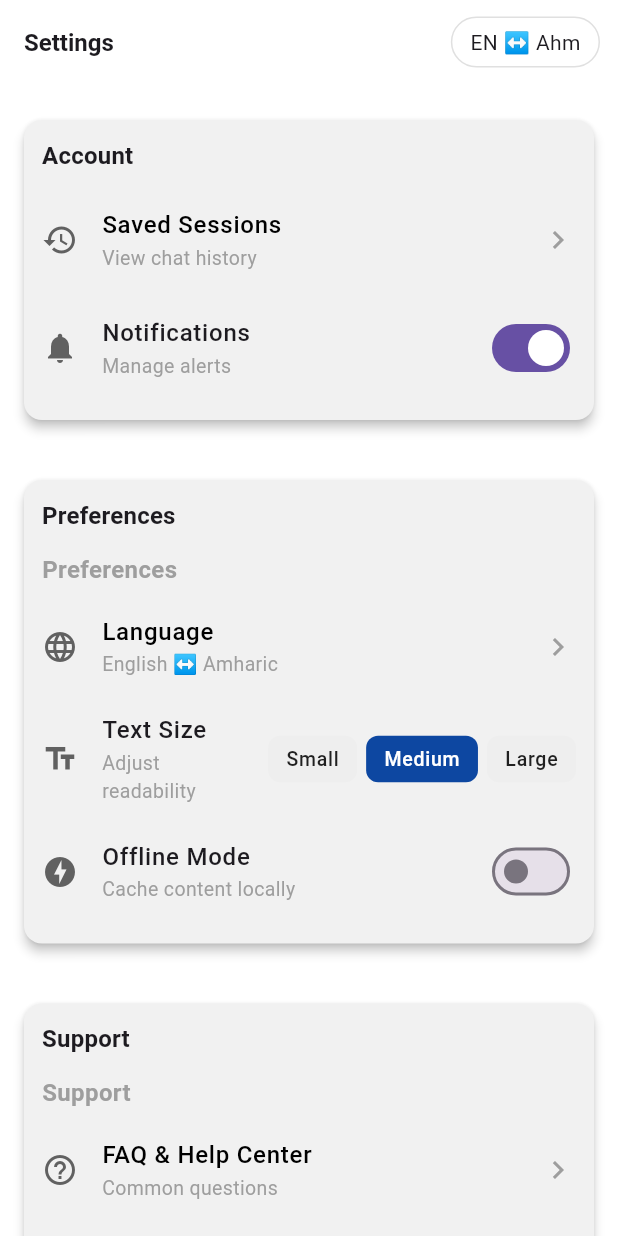
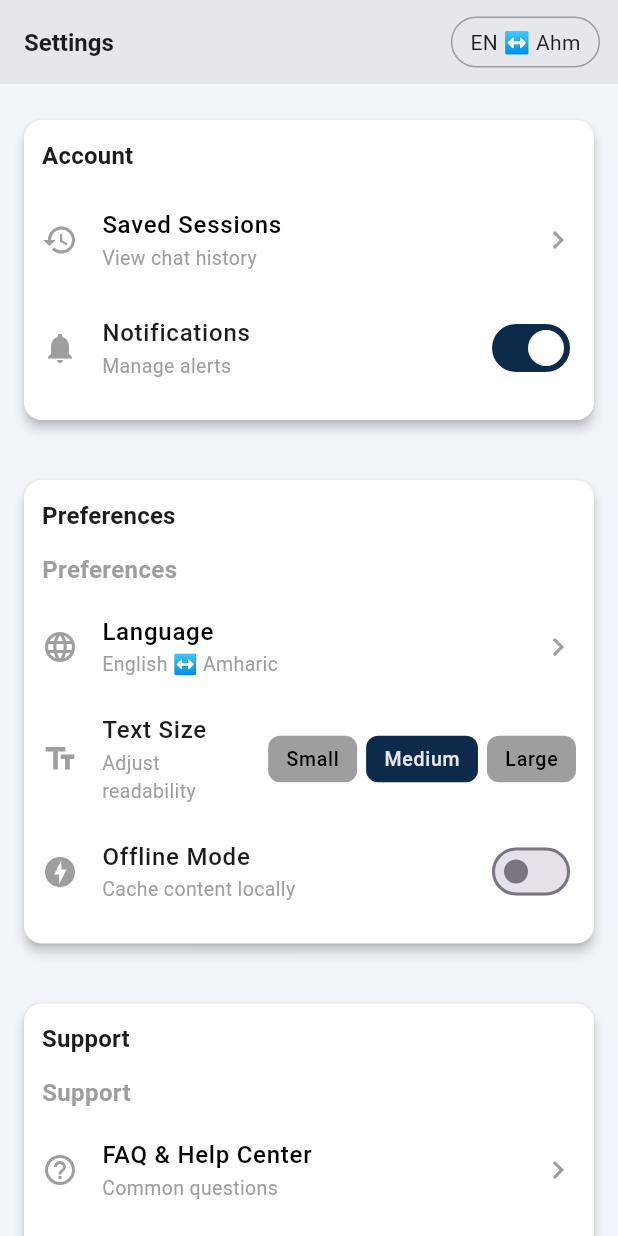
Before and after one commit to RemedyMate/remedymate-mobile, a Flutter app: the screen it shows after launch, on a phone screen of 412 x 824 dp. Run offline on Flutter 3.47's test engine with Material 3 defaults, Android fonts, the phone set to English and light mode, and no system bars; our stand-ins replace bloc, dartz, equatable, flutter_bloc, get_it, internet_connection_checker.

Commit message:
use color from core/constants

```diff
--- a/lib/core/constants/app_colors.dart
+++ b/lib/core/constants/app_colors.dart
@@ -10,4 +10,6 @@ class AppColors {
   static const Color drawerTextColor = Color(0xFF4B5563);
   static const Color tileBackground = Color(0xFFFFFFFF);
   static const Color appBarColor = Color(0xFFE5E7EB);
+  static const Color border = Colors.grey;
+  static const Color black = Colors.black;
 }
--- a/lib/core/l10n/arb/app_localizations.dart
+++ b/lib/core/l10n/arb/app_localizations.dart
@@ -97,6 +97,192 @@ abstract class AppLocalizations {
     Locale('am'),
     Locale('en'),
   ];
+
+  /// No description provided for @settings.
+  ///
+  /// In en, this message translates to:
+  /// **'Settings'**
+  String get settings;
+
+  /// No description provided for @guestUser.
+  ///
+  /// In en, this message translates to:
+  /// **'Guest User'**
+  String get guestUser;
+
+  /// No description provided for @anonymousSession.
+  ///
+  /// In en, this message translates to:
+  /// **'Anonymous Session'**
+  String get anonymousSession;
+
+  /// No description provided for @editProfile.
+  ///
+  /// In en, this message translates to:
+  /// **'Edit Profile'**
+  String get editProfile;
+
+  /// No description provided for @account.
+  ///
+  /// In en, this message translates to:
+  /// **'Account'**
+  String get account;
+
+  /// No description provided for @manageProfile.
+  ///
+  /// In en, this message translates to:
+  /// **'Manage Profile'**
+  String get manageProfile;
+
+  /// No description provided for @manageProfileSubtitle.
+  ///
+  /// In en, this message translates to:
+  /// **'Update your information'**
+  String get manageProfileSubtitle;
+
+  /// No description provided for @savedSessions.
+  ///
+  /// In en, this message translates to:
+  /// **'Saved Sessions'**
+  String get savedSessions;
+
+  /// No description provided for @savedSessionsSubtitle.
+  ///
+  /// In en, this message translates to:
+  /// **'View chat history'**
+  String get savedSessionsSubtitle;
+
+  /// No description provided for @notifications.
+  ///
+  /// In en, this message translates to:
+  /// **'Notifications'**
+  String get notifications;
+
+  /// No description provided for @notificationsSubtitle.
+  ///
+  /// In en, this message translates to:
+  /// **'Manage alerts'**
+  String get notificationsSubtitle;
+
+  /// No description provided for @preferences.
+  ///
+  /// In en, this message translates to:
+  /// **'Preferences'**
+  String get preferences;
+
+  /// No description provided for @language.
+  ///
+  /// In en, this message translates to:
+  /// **'Language'**
+  String get language;
+
+  /// No description provided for @languageSubtitle.
+  ///
+  /// In en, this message translates to:
+  /// **'English ↔ Amharic'**
+  String get languageSubtitle;
+
+  /// No description provided for @textSize.
+  ///
+  /// In en, this message translates to:
+  /// **'Text Size'**
+  String get textSize;
+
+  /// No description provided for @textSizeSubtitle.
+  ///
+  /// In en, this message translates to:
+  /// **'Adjust readability'**
+  String get textSizeSubtitle;
+
+  /// No description provided for @offlineMode.
+  ///
+  /// In en, this message translates to:
+  /// **'Offline Mode'**
+  String get offlineMode;
+
+  /// No description provided for @offlineModeSubtitle.
+  ///
+  /// In en, this message translates to:
+  /// **'Cache content locally'**
+  String get offlineModeSubtitle;
+
+  /// No description provided for @support.
+  ///
+  /// In en, this message translates to:
+  /// **'Support'**
+  String get support;
+
+  /// No description provided for @faq.
+  ///
+  /// In en, this message translates to:
+  /// **'FAQ & Help Center'**
+  String get faq;
+
+  /// No description provided for @faqSubtitle.
+  ///
+  /// In en, this message translates to:
+  /// **'Common questions'**
+  String get faqSubtitle;
+
+  /// No description provided for @contactSupport.
+  ///
+  /// In en, this message translates to:
+  /// **'Contact Support'**
+  String get contactSupport;
+
+  /// No description provided for @contactSupportSubtitle.
+  ///
+  /// In en, this message translates to:
+  /// **'Get help from our team'**
+  String get contactSupportSubtitle;
+
+  /// No description provided for @emergencyHelp.
+  ///
+  /// In en, this message translates to:
+  /// **'Emergency Help'**
+  String get emergencyHelp;
+
+  /// No description provided for @emergencyHelpSubtitle.
+  ///
+  /// In en, this message translates to:
+  /// **'Urgent assistance'**
+  String get emergencyHelpSubtitle;
+
+  /// No description provided for @about.
+  ///
+  /// In en, this message translates to:
+  /// **'About'**
+  String get about;
+
+  /// No description provided for @terms.
+  ///
+  /// In en, this message translates to:
+  /// **'Terms & Privacy Policy'**
+  String get terms;
+
+  /// No description provided for @termsSubtitle.
+  ///
+  /// In en, this message translates to:
+  /// **'Legal information'**
+  String get termsSubtitle;
+
+  /// No description provided for @versionInfo.
+  ///
+  /// In en, this message translates to:
+  /// **'Version Info'**
+  String get versionInfo;
+
+  /// No description provided for @versionInfoSubtitle.
+  ///
+  /// In en, this message translates to:
+  /// **'RemedyMate v2.1.0'**
+  String get versionInfoSubtitle;
+
+  /// No description provided for @signOut.
+  ///
+  /// In en, this message translates to:
+  /// **'Sign Out'**
+  String get signOut;
 }
 
 class _AppLocalizationsDelegate
--- a/lib/features/onboarding/pages/setting_page.dart
+++ b/lib/features/onboarding/pages/setting_page.dart
@@ -1,8 +1,10 @@
 import 'package:flutter/material.dart';
+import '../../../core/constants/app_colors.dart';
+import '../../../core/l10n/arb/app_localizations.dart';
 
-import '../../../generated/app_localizations.dart';
 import '../widgets/section_card.dart';
 import '../widgets/section_tiles.dart';
+
 class SettingPage extends StatefulWidget {
   final void Function(Locale) onLocaleChanged;
 
@@ -15,8 +17,8 @@ class SettingPage extends StatefulWidget {
 class _SettingPageState extends State<SettingPage> {
   bool notificationsOn = true;
   bool offlineModeOn = false;
-  String textSize = "Medium";
-  String language = "EN ↔ Ahm";
+  String textSize = 'Medium';
+  String language = 'EN ↔ Ahm';
 
   @override
   void initState() {
@@ -28,11 +30,11 @@ class _SettingPageState extends State<SettingPage> {
   // Get font size based on textSize
   double getFontSize() {
     switch (textSize) {
-      case "Small":
+      case 'Small':
         return 12;
-      case "Medium":
+      case 'Medium':
         return 16;
-      case "Large":
+      case 'Large':
         return 20;
       default:
         return 16;
@@ -42,31 +44,31 @@ class _SettingPageState extends State<SettingPage> {
   // Toggle language
   void toggleLanguage() {
     setState(() {
-      if (language == "EN ↔ Ahm") {
-        language = "Ahm ↔ EN";
+      if (language == 'EN ↔ Ahm') {
+        language = 'Ahm ↔ EN';
         widget.onLocaleChanged(const Locale('am'));
       } else {
-        language = "EN ↔ Ahm";
+        language = 'EN ↔ Ahm';
         widget.onLocaleChanged(const Locale('en'));
       }
     });
-    debugPrint("Language toggled: $language");
+    debugPrint('Language toggled: $language');
   }
 
   @override
   Widget build(BuildContext context) {
     return Scaffold(
-      backgroundColor: Colors.white,
+      backgroundColor: AppColors.background,
       appBar: AppBar(
         title: Text(
-          S.of(context)!.settings,
+          AppLocalizations.of(context)!.settings,
           style: TextStyle(
             fontWeight: FontWeight.bold,
             fontSize: getFontSize(),
           ),
         ),
         centerTitle: false,
-        backgroundColor: Colors.white,
+        backgroundColor: AppColors.appBarColor,
         elevation: 0,
         actions: [
           GestureDetector(
@@ -75,10 +77,13 @@ class _SettingPageState extends State<SettingPage> {
               padding: const EdgeInsets.symmetric(horizontal: 12, vertical: 6),
               margin: const EdgeInsets.only(right: 12, top: 8, bottom: 8),
               decoration: BoxDecoration(
-                border: Border.all(color: Colors.grey.shade300),
+                border: Border.all(color: AppColors.border),
                 borderRadius: BorderRadius.circular(20),
               ),
-              child: Text(language, style: TextStyle(fontSize: getFontSize() - 2)),
+              child: Text(
+                language,
+                style: TextStyle(fontSize: getFontSize() - 2),
+              ),
             ),
           ),
         ],
@@ -101,18 +106,18 @@ class _SettingPageState extends State<SettingPage> {
 
   SectionCard _buildAccountSection(BuildContext context) {
     return SectionCard(
-      title: S.of(context)!.account,
+      title: AppLocalizations.of(context)!.account,
       children: [
         buildTile(
           Icons.history,
-          S.of(context)!.savedSessions,
-          S.of(context)!.savedSessionsSubtitle,
+          AppLocalizations.of(context)!.savedSessions,
+          AppLocalizations.of(context)!.savedSessionsSubtitle,
           textStyle: TextStyle(fontSize: getFontSize()),
         ),
         switchTile(
           Icons.notifications,
-          S.of(context)!.notifications,
-          S.of(context)!.notificationsSubtitle,
+          AppLocalizations.of(context)!.notifications,
+          AppLocalizations.of(context)!.notificationsSubtitle,
           notificationsOn,
           (val) => setState(() => notificationsOn = val),
           fontSize: getFontSize(),
@@ -123,13 +128,13 @@ class _SettingPageState extends State<SettingPage> {
 
   SectionCard _buildPreferencesSection(BuildContext context) {
     return SectionCard(
-      title: S.of(context)!.preferences,
+      title: AppLocalizations.of(context)!.preferences,
       children: [
-        sectionTitle(S.of(context)!.preferences, getFontSize()),
+        sectionTitle(AppLocalizations.of(context)!.preferences, getFontSize()),
         buildTile(
           Icons.language,
-          S.of(context)!.language,
-          S.of(context)!.languageSubtitle,
+          AppLocalizations.of(context)!.language,
+          AppLocalizations.of(context)!.languageSubtitle,
           textStyle: TextStyle(fontSize: getFontSize()),
           onTap: toggleLanguageFunc,
         ),
@@ -139,8 +144,8 @@ class _SettingPageState extends State<SettingPage> {
         ),
         switchTile(
           Icons.offline_bolt,
-          S.of(context)!.offlineMode,
-          S.of(context)!.offlineModeSubtitle,
+          AppLocalizations.of(context)!.offlineMode,
+          AppLocalizations.of(context)!.offlineModeSubtitle,
           offlineModeOn,
           (val) => setState(() => offlineModeOn = val),
           fontSize: getFontSize(),
@@ -151,27 +156,27 @@ class _SettingPageState extends State<SettingPage> {
 
   SectionCard _buildSupportSection(BuildContext context) {
     return SectionCard(
-      title: S.of(context)!.support,
+      title: AppLocalizations.of(context)!.support,
       children: [
-        sectionTitle(S.of(context)!.support, getFontSize()),
+        sectionTitle(AppLocalizations.of(context)!.support, getFontSize()),
         buildTile(
           Icons.help_outline,
-          S.of(context)!.faq,
-          S.of(context)!.faqSubtitle,
+          AppLocalizations.of(context)!.faq,
+          AppLocalizations.of(context)!.faqSubtitle,
           textStyle: TextStyle(fontSize: getFontSize()),
         ),
         buildTile(
           Icons.support_agent,
-          S.of(context)!.contactSupport,
-          S.of(context)!.contactSupportSubtitle,
+          AppLocalizations.of(context)!.contactSupport,
+          AppLocalizations.of(context)!.contactSupportSubtitle,
           textStyle: TextStyle(fontSize: getFontSize()),
         ),
         buildTile(
           Icons.warning_amber_rounded,
-          S.of(context)!.emergencyHelp,
-          S.of(context)!.emergencyHelpSubtitle,
-          textColor: Colors.red,
-          iconColor: Colors.red,
+          AppLocalizations.of(context)!.emergencyHelp,
+          AppLocalizations.of(context)!.emergencyHelpSubtitle,
+          textColor: AppColors.redTriage,
+          iconColor: AppColors.redTriage,
           textStyle: TextStyle(fontSize: getFontSize()),
         ),
       ],
@@ -180,19 +185,19 @@ class _SettingPageState extends State<SettingPage> {
 
   SectionCard _buildAboutSection(BuildContext context) {
     return SectionCard(
-      title: S.of(context)!.about,
+      title: AppLocalizations.of(context)!.about,
       children: [
-        sectionTitle(S.of(context)!.about, getFontSize()),
+        sectionTitle(AppLocalizations.of(context)!.about, getFontSize()),
         buildTile(
           Icons.article_outlined,
-          S.of(context)!.terms,
-          S.of(context)!.termsSubtitle,
+          AppLocalizations.of(context)!.terms,
+          AppLocalizations.of(context)!.termsSubtitle,
           textStyle: TextStyle(fontSize: getFontSize()),
         ),
         buildTile(
           Icons.info_outline,
-          S.of(context)!.versionInfo,
-          "RemedyMate v2.1.0",
+          AppLocalizations.of(context)!.versionInfo,
+          'RemedyMate v2.1.0',
           textStyle: TextStyle(fontSize: getFontSize()),
         ),
       ],
--- a/lib/features/onboarding/widgets/section_card.dart
+++ b/lib/features/onboarding/widgets/section_card.dart
@@ -1,4 +1,6 @@
 import 'package:flutter/material.dart';
+
+import '../../../core/constants/app_colors.dart';
 
 class SectionCard extends StatelessWidget {
   final String title;
@@ -13,7 +15,7 @@ class SectionCard extends StatelessWidget {
   @override
   Widget build(BuildContext context) {
     return Card(
-      color: const Color.fromARGB(255, 241, 241, 241),
+      color: AppColors.tileBackground,
       shape: RoundedRectangleBorder(
         borderRadius: BorderRadius.circular(12),
       ),
--- a/lib/features/onboarding/widgets/section_tiles.dart
+++ b/lib/features/onboarding/widgets/section_tiles.dart
@@ -1,4 +1,6 @@
 import 'package:flutter/material.dart';
+
+import '../../../core/constants/app_colors.dart';
 
 /// Section Title Widget
 Widget sectionTitle(String title, double fontSize) {
@@ -9,7 +11,7 @@ Widget sectionTitle(String title, double fontSize) {
       style: TextStyle(
         fontSize: fontSize,
         fontWeight: FontWeight.bold,
-        color: Colors.grey,
+        color: AppColors.border,
       ),
     ),
   );
@@ -27,20 +29,20 @@ Widget buildTile(
 }) {
   return ListTile(
     contentPadding: EdgeInsets.zero,
-    leading: Icon(icon, color: iconColor ?? Colors.grey.shade700),
+    leading: Icon(icon, color: iconColor ?? AppColors.border),
     title: Text(
       title,
       style: textStyle.copyWith(
         fontWeight: FontWeight.w500,
-        color: textColor ?? Colors.black,
+        color: textColor ?? AppColors.black,
       ),
     ),
     subtitle: Text(
       subtitle,
-      style: const TextStyle(fontSize: 13, color: Colors.grey),
+      style: const TextStyle(fontSize: 13, color: AppColors.border),
     ),
-    trailing: const Icon(Icons.chevron_right, color: Colors.grey),
-    onTap: onTap ?? () => debugPrint("$title clicked"),
+    trailing: const Icon(Icons.chevron_right, color: AppColors.border),
+    onTap: onTap ?? () => debugPrint('$title clicked'),
   );
 }
 
@@ -55,14 +57,19 @@ Widget switchTile(
 }) {
   return SwitchListTile(
     contentPadding: EdgeInsets.zero,
-    secondary: Icon(icon, color: Colors.grey.shade700),
-    title: Text(title, style: TextStyle(fontWeight: FontWeight.w500, fontSize: fontSize)),
+    secondary: Icon(icon, color: AppColors.border),
+    title: Text(
+      title,
+      style: TextStyle(fontWeight: FontWeight.w500, fontSize: fontSize),
+    ),
     subtitle: Text(
       subtitle,
-      style: const TextStyle(fontSize: 13, color: Colors.grey),
+      style: const TextStyle(fontSize: 13, color: AppColors.border),
     ),
     value: value,
     onChanged: onChanged,
+    // activeColor: AppColors.background, // Thumb color when ON
+    activeTrackColor: AppColors.primaryDeepBlue, // Track color when ON
   );
 }
 
@@ -73,23 +80,23 @@ Widget textSizeTile({
 }) {
   return ListTile(
     contentPadding: EdgeInsets.zero,
-    leading: Icon(Icons.text_fields, color: Colors.grey.shade700),
+    leading: const Icon(Icons.text_fields, color: AppColors.border),
     title: const Text(
-      "Text Size",
+      'Text Size',
       style: TextStyle(fontWeight: FontWeight.w500),
     ),
     subtitle: const Text(
-      "Adjust readability",
-      style: TextStyle(fontSize: 13, color: Colors.grey),
+      'Adjust readability',
+      style: TextStyle(fontSize: 13, color: AppColors.border),
     ),
     trailing: Row(
       mainAxisSize: MainAxisSize.min,
       children: [
-        sizeChip("Small", selectedSize, onChanged),
+        sizeChip('Small', selectedSize, onChanged),
         const SizedBox(width: 6),
-        sizeChip("Medium", selectedSize, onChanged),
+        sizeChip('Medium', selectedSize, onChanged),
         const SizedBox(width: 6),
-        sizeChip("Large", selectedSize, onChanged),
+        sizeChip('Large', selectedSize, onChanged),
       ],
     ),
   );
@@ -101,19 +108,19 @@ Widget sizeChip(String label, String selectedSize, Function(String) onChanged) {
   return GestureDetector(
     onTap: () {
       onChanged(label);
-      debugPrint("Text size changed: $label");
+      debugPrint('Text size changed: $label');
     },
     child: Container(
       padding: const EdgeInsets.symmetric(horizontal: 12, vertical: 6),
       decoration: BoxDecoration(
-        color: selected ? Colors.blue.shade900 : Colors.grey.shade200,
+        color: selected ? AppColors.primaryDeepBlue : AppColors.border,
         borderRadius: BorderRadius.circular(8),
       ),
       child: Text(
         label,
         style: TextStyle(
           fontSize: 13,
-          color: selected ? Colors.white : Colors.black87,
+          color: selected ? AppColors.drawerBackground : AppColors.black,
           fontWeight: FontWeight.w500,
         ),
       ),
--- a/lib/main.dart
+++ b/lib/main.dart
@@ -1,8 +1,9 @@
 import 'package:flutter/material.dart';
 import 'package:flutter_localizations/flutter_localizations.dart';
 
+import 'core/l10n/arb/app_localizations.dart';
+
 import 'features/onboarding/pages/setting_page.dart';
-import 'generated/app_localizations.dart';
 void main() {
   runApp(const MyApp());
 }
@@ -30,9 +31,9 @@ class _MyAppState extends State<MyApp> {
       title: 'Remedy Mate',
       debugShowCheckedModeBanner: false,
       locale: _locale,
-      supportedLocales: S.supportedLocales, // <- Use this
+      supportedLocales: AppLocalizations.supportedLocales, // <- Use this
       localizationsDelegates: const [
-        S.delegate, // Generated localization delegate
+        AppLocalizations.delegate, // Generated localization delegate
         GlobalMaterialLocalizations.delegate,
         GlobalWidgetsLocalizations.delegate,
         GlobalCupertinoLocalizations.delegate,
--- a/pubspec.yaml
+++ b/pubspec.yaml
@@ -20,6 +20,7 @@ dependencies:
   dartz: ^0.10.1
   bloc: ^9.0.0
   internet_connection_checker: ^3.0.1
+  get_it: ^8.2.0
 
 dev_dependencies:
   flutter_test:
```
Also changed, not shown: lib/core/l10n/app_am.arb (deleted, +0 -39 lines), lib/core/l10n/app_en.arb (deleted, +0 -39 lines), lib/core/l10n/arb/app_am.arb (+39 -0 lines), lib/core/l10n/arb/app_en.arb (+39 -0 lines), lib/core/l10n/arb/app_localizations_am.dart (+93 -0 lines), lib/core/l10n/arb/app_localizations_en.dart (+93 -0 lines), lib/features/Chatbot/presentation/pages/chat.dart (+8 -5 lines).
